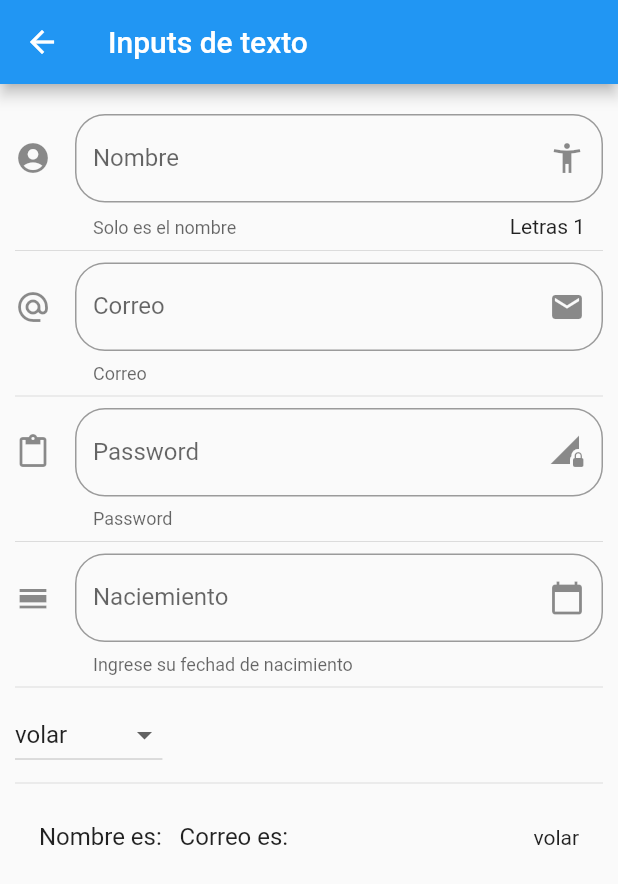
After one commit to rramsol/componenetesUde2, a Flutter app: the InputPage screen opened by its route, on a phone screen of 412 x 824 dp. The commit adds this screen. Shown: the top 884 px of the screen. Run offline on Flutter 3.47's test engine with Material 2 defaults, Android fonts, the phone set to English and light mode, and no system bars; network calls fail.

Commit message:
casi termino los componentes

```diff
--- a/data/menu_opts.json
+++ b/data/menu_opts.json
@@ -15,6 +15,26 @@
             "ruta" : "card",
             "icon" : "folder_open",
             "texto": "Cards - Tarjetas"
+        },
+        {
+            "ruta" : "animatedContainer",
+            "icon" : "donut_large",
+            "texto": "Animated Container"
+        },
+        {
+            "ruta" : "inputs",
+            "icon" : "input",
+            "texto": "Inputs"
+        },
+        {
+            "ruta" : "slider",
+            "icon" : "input",
+            "texto": "Slider"
+        },
+        {
+            "ruta" : "list",
+            "icon" : "list",
+            "texto": "Listas y Scroll"
         }
     ]
 }
--- a/lib/src/pages/card_page.dart
+++ b/lib/src/pages/card_page.dart
@@ -64,7 +64,7 @@ class CardPage extends StatelessWidget {
       child: Column(
         children: <Widget>[
           FadeInImage(
-            image: NetworkImage('https://lh3.googleusercontent.com/proxy/vHFpBcRlKjLlld6fdbaqG4MnSS5LAxOiRYuZI36LRmIZOVVwKpsDE6lVU-maqGxs03yJr1Q5tfet3ZEfy6w5y9oxJiqQJOfGvewHR-EslkPFke1bsyke9Jfebfs8qZ0Fas2FeE3cP9rvR2nIOJVDPQ'),
+            image: NetworkImage('https://assets.entrepreneur.com/content/3x2/2000/20160503170129-civilwar.jpeg'),
             placeholder: AssetImage('assets/original.gif'),
             fadeInDuration: (Duration(seconds: 1)),
             height: 300.0,
--- /dev/null
+++ b/lib/src/pages/input_page.dart
@@ -0,0 +1,188 @@
+import 'package:flutter/material.dart';
+
+class InputPage extends StatefulWidget {
+  @override
+  _InputPageState createState() => _InputPageState();
+}
+
+class _InputPageState extends State<InputPage> {
+
+  String _nombre = ' ';
+  String _correo = ' ';
+  String _fecha = '';
+
+  List<String> _Poderes = ['volar', 'comer', 'programar','jugar'];
+  String _opcionSeleccionada = 'volar';
+
+  TextEditingController _inputFieldDateController = new TextEditingController();
+
+  @override
+  Widget build(BuildContext context) {
+    return Scaffold(
+      appBar: AppBar(
+        title: Text('Inputs de texto'),
+      ),
+      body: ListView(
+        padding: EdgeInsets.symmetric(horizontal: 10.0,vertical: 20.0),
+        children: <Widget>[
+          _creatInput(),
+          Divider(),
+          _crearEmail(),
+          Divider(),
+          _crearPassword(),
+          Divider(),
+          _crearDate( context),
+          Divider(),
+          _crearDropdown(),
+          Divider(),
+          _crearPersona(),
+        ],
+      ),
+    );
+  }
+
+  _creatInput() {
+    return TextField(
+      autofocus: false,
+      textCapitalization: TextCapitalization.sentences,
+      decoration: InputDecoration(
+        border: OutlineInputBorder(
+          borderRadius: BorderRadius.circular(20.0)
+        ),
+        counter: Text('Letras ${_nombre.length}'),
+        hintText: 'Ingrese nombre de la persona',
+        labelText: 'Nombre',
+        helperText: 'Solo es el nombre',
+        suffixIcon: Icon(Icons.accessibility_new),
+        icon: Icon(Icons.account_circle),
+      ),
+      onChanged: (valor){
+        setState(() {
+          _nombre = valor;
+        });
+      },
+
+    );
+
+  }
+
+  _crearEmail() {
+    return TextField(
+      keyboardType: TextInputType.emailAddress,
+      decoration: InputDecoration(
+        border: OutlineInputBorder(
+        borderRadius: BorderRadius.circular(20.0)
+        ),
+      hintText: 'Ingrese Correo',
+      labelText: 'Correo',
+      helperText: 'Correo',
+      suffixIcon: Icon(Icons.email),
+      icon: Icon(Icons.alternate_email),
+      ),
+      onChanged: (valor){
+      setState(() {
+      _correo = valor;
+      });
+      },
+    );
+
+  }
+
+  _crearPassword() {
+    return TextField(
+     obscureText: true,
+      decoration: InputDecoration(
+        border: OutlineInputBorder(
+            borderRadius: BorderRadius.circular(20.0)
+        ),
+        hintText: 'Ingrese Pass',
+        labelText: 'Password',
+        helperText: 'Password',
+        suffixIcon: Icon(Icons.network_locked),
+        icon: Icon(Icons.content_paste),
+      ),
+    );
+
+  }
+
+
+  _crearDate( BuildContext context) {
+    return TextField(
+      controller: _inputFieldDateController,
+      decoration: InputDecoration(
+        border: OutlineInputBorder(
+            borderRadius: BorderRadius.circular(20.0)
+        ),
+        hintText: 'Ingrese Fecha de nacimiento',
+        labelText: 'Naciemiento',
+        helperText: 'Ingrese su fechad de nacimiento',
+        suffixIcon: Icon(Icons.calendar_today),
+        icon: Icon(Icons.calendar_view_day),
+      ),
+      onTap: () {
+        FocusScope.of(context).requestFocus(new FocusNode());
+        _selectDate(context);
+      },
+    );
+  }
+
+  void _selectDate(BuildContext context) async {
+
+    DateTime picked = await showDatePicker(
+        context: context,
+        initialDate: new DateTime.now(),
+        firstDate: new DateTime(2018),
+        lastDate: new DateTime(2025)
+    );
+
+    if(picked != null){
+      setState(() {
+        _fecha = picked.toString();
+        _inputFieldDateController.text = _fecha;
+      });
+    }
+
+  }
+
+
+  List<DropdownMenuItem<String>> getOpcionesDropdown(){
+
+    List<DropdownMenuItem<String>> lista = new List();
+
+    _Poderes.forEach((poder) {
+      lista.add(DropdownMenuItem(
+        child: Text(poder),
+        value: poder,
+      ));
+    });
+
+    return lista;
+
+  }
+
+  _crearDropdown( ) {
+    return Row(
+      children: <Widget>[
+        DropdownButton(
+          value: _opcionSeleccionada,
+          items: getOpcionesDropdown(),
+          onChanged: (opt){
+            setState(() {
+              _opcionSeleccionada = opt;
+            });
+          },
+        ),
+      ],
+    );
+  }
+
+
+  _crearPersona() {
+    return ListTile(
+      title: Text('Nombre es: $_nombre Correo es: $_correo'),
+      trailing: Text(_opcionSeleccionada),
+    );
+  }
+
+
+}
--- a/lib/src/routes/routes.dart
+++ b/lib/src/routes/routes.dart
@@ -1,9 +1,13 @@
 import 'package:flutter/material.dart';
 
 import 'package:flutterappcomponentes/src/pages/alert_page.dart';
+import 'package:flutterappcomponentes/src/pages/animated_container.dart';
 import 'package:flutterappcomponentes/src/pages/avatar_page.dart';
 import 'package:flutterappcomponentes/src/pages/card_page.dart';
 import 'package:flutterappcomponentes/src/pages/home_page.dart';
+import 'package:flutterappcomponentes/src/pages/input_page.dart';
+import 'package:flutterappcomponentes/src/pages/listview_page.dart';
+import 'package:flutterappcomponentes/src/pages/slider_page.dart';
 
 //regresa las rutas
 Map<String, WidgetBuilder> getAplicationRoutes(){
@@ -12,5 +16,9 @@ Map<String, WidgetBuilder> getAplicationRoutes(){
     'alert' : (BuildContext contex) => AlertPage(),
     'avatar': (BuildContext contex) => AvatarPage(),
     'card' : (BuildContext contex) => CardPage(),
+    'animatedContainer' : (BuildContext contex) => AnimatedContainerPage(),
+    'inputs' : (BuildContext contex) => InputPage(),
+    'slider' : (BuildContext contex) => SliderPage(),
+    'list' : (BuildContext contex) => ListaPage(),
   };
 }
--- a/lib/src/utils/icono_string_util.dart
+++ b/lib/src/utils/icono_string_util.dart
@@ -5,6 +5,11 @@ final _icons = <String,IconData>{
       "add_alert"      : Icons.add_alert,
       "accessibility"  : Icons.accessibility,
       "folder_open"    : Icons.folder_open,
+      "donut_large"    : Icons.donut_large,
+      "input"          : Icons.input,
+      "list"          : Icons.list,
+
+
 
 };
 
--- a/pubspec.yaml
+++ b/pubspec.yaml
@@ -19,6 +19,8 @@ dependencies:
 
 dev_dependencies:
   flutter_test:
+    sdk: flutter
+  flutter_localizations:
     sdk: flutter
 
 # For information on the generic Dart part of this file, see the
```
Also changed, not shown: lib/main.dart (+11 -1 lines), lib/src/pages/animated_container.dart (added, +62 -0 lines), lib/src/pages/listview_page.dart (added, +68 -0 lines), lib/src/pages/slider_page.dart (added, +94 -0 lines), pubspec.lock.
